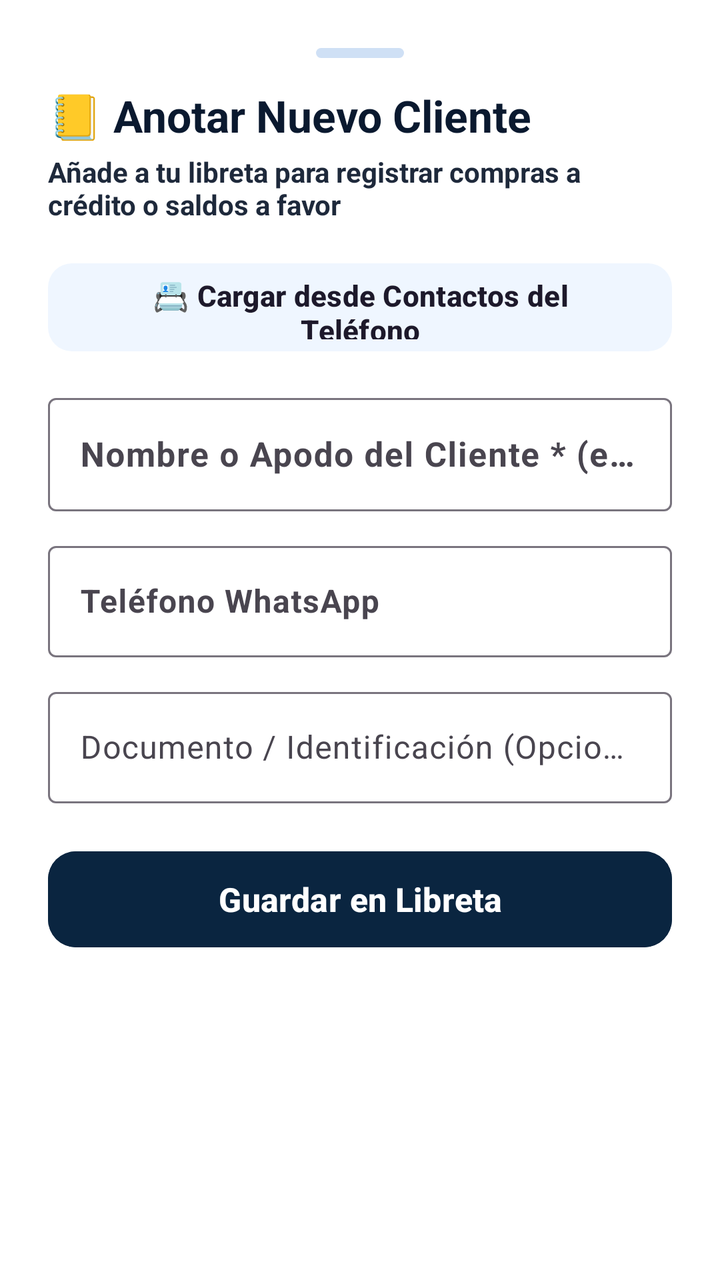
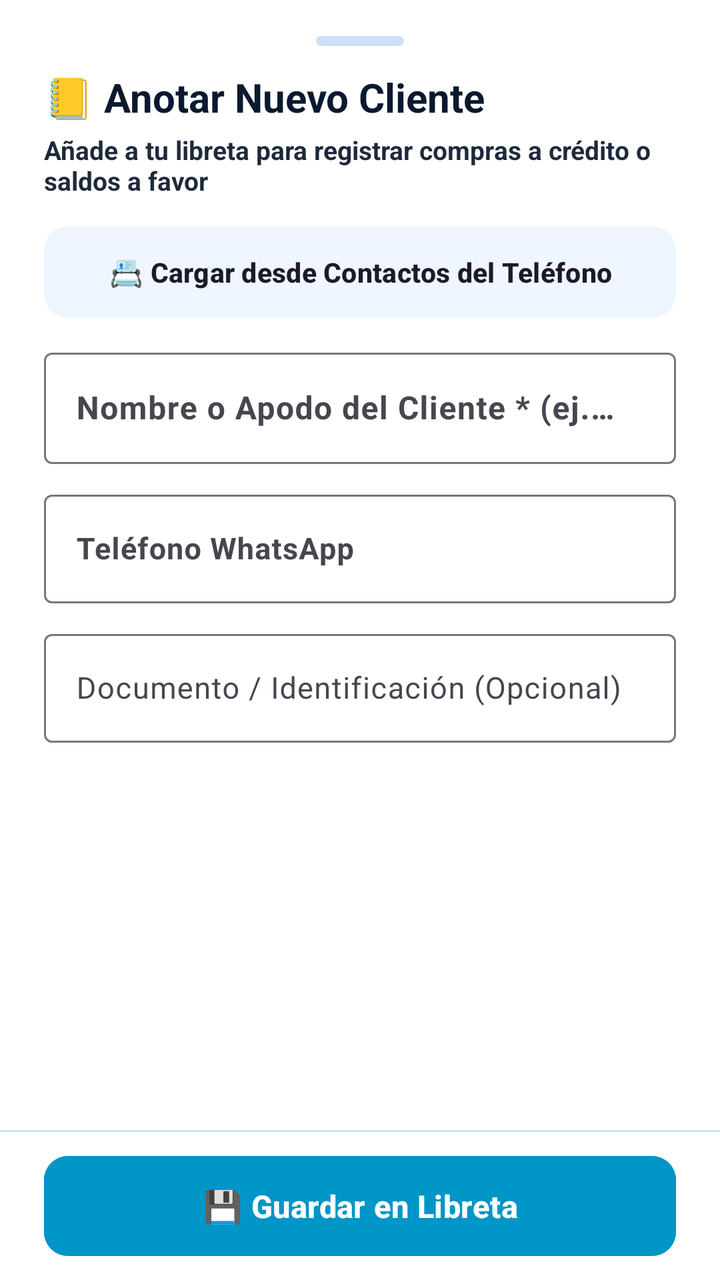

An Android layout rendered at two revisions. The XML below is the earlier revision; the diff shows what the commit changed to produce the second picture.
<!-- AndroidManifest.xml: application theme Theme.Zeasy -->
<!-- res/layout/dialog_add_debtor.xml -->
<?xml version="1.0" encoding="utf-8"?>
<LinearLayout xmlns:android="http://schemas.android.com/apk/res/android"
    xmlns:app="http://schemas.android.com/apk/res-auto"
    android:layout_width="match_parent"
    android:layout_height="wrap_content"
    android:orientation="vertical"
    android:padding="24dp"
    android:background="@color/surface">

    
    <View
        android:layout_width="44dp"
        android:layout_height="5dp"
        android:layout_gravity="center_horizontal"
        android:layout_marginBottom="14dp"
        android:background="@drawable/bg_badge_rounded"
        android:backgroundTint="@color/border" />

    <TextView
        android:layout_width="wrap_content"
        android:layout_height="wrap_content"
        android:text="📒 Anotar Nuevo Cliente"
        android:textStyle="bold"
        android:textColor="@color/text_primary"
        android:textSize="22sp" />

    <TextView
        android:layout_width="wrap_content"
        android:layout_height="wrap_content"
        android:layout_marginTop="4dp"
        android:text="Añade a tu libreta para registrar compras a crédito o saldos a favor"
        android:textColor="@color/text_secondary"
        android:textStyle="bold"
        android:textSize="14sp" />

    
    <com.google.android.material.button.MaterialButton
        android:id="@+id/btnPickContactNewDebtor"
        style="@style/Widget.Material3.Button.TonalButton"
        android:layout_width="match_parent"
        android:layout_height="52dp"
        android:layout_marginTop="16dp"
        android:text="📇 Cargar desde Contactos del Teléfono"
        android:textAllCaps="false"
        android:textSize="14.5sp"
        android:textStyle="bold"
        app:cornerRadius="12dp" />

    <com.google.android.material.textfield.TextInputLayout
        android:layout_width="match_parent"
        android:layout_height="wrap_content"
        android:layout_marginTop="14dp"
        android:hint="Nombre o Apodo del Cliente * (ej. Doña Carmen)">

        <com.google.android.material.textfield.TextInputEditText
            android:id="@+id/etNewDebtorName"
            android:layout_width="match_parent"
            android:layout_height="wrap_content"
            android:inputType="textPersonName|textCapWords"
            android:textColor="@color/text_primary"
            android:textSize="17sp"
            android:textStyle="bold" />
    </com.google.android.material.textfield.TextInputLayout>

    <com.google.android.material.textfield.TextInputLayout
        android:id="@+id/tilNewDebtorPhone"
        android:layout_width="match_parent"
        android:layout_height="wrap_content"
        android:layout_marginTop="12dp"
        android:hint="Teléfono WhatsApp">

        <com.google.android.material.textfield.TextInputEditText
            android:id="@+id/etNewDebtorPhone"
            android:layout_width="match_parent"
            android:layout_height="wrap_content"
            android:inputType="phone"
            android:textColor="@color/text_primary"
            android:textSize="16sp"
            android:textStyle="bold" />
    </com.google.android.material.textfield.TextInputLayout>

    <com.google.android.material.textfield.TextInputLayout
        android:id="@+id/tilNewDebtorId"
        android:layout_width="match_parent"
        android:layout_height="wrap_content"
        android:layout_marginTop="12dp"
        android:hint="Documento / Identificación (Opcional)">

        <com.google.android.material.textfield.TextInputEditText
            android:id="@+id/etNewDebtorId"
            android:layout_width="match_parent"
            android:layout_height="wrap_content"
            android:inputType="textCapCharacters"
            android:textColor="@color/text_primary"
            android:textSize="16sp" />
    </com.google.android.material.textfield.TextInputLayout>

    <com.google.android.material.button.MaterialButton
        android:id="@+id/btnSaveNewDebtor"
        android:layout_width="match_parent"
        android:layout_height="56dp"
        android:layout_marginTop="20dp"
        android:text="Guardar en Libreta"
        android:textAllCaps="false"
        android:textSize="16.5sp"
        android:textStyle="bold"
        app:cornerRadius="14dp"
        android:backgroundTint="@color/primary"
        android:textColor="@color/white" />

</LinearLayout>
<!-- resources referenced by this layout -->
<resources>
  <color name="border">#CFE0F5</color>
  <color name="primary">#0A2540</color>
  <color name="surface">#FFFFFF</color>
  <color name="text_primary">#0A192F</color>
  <color name="text_secondary">#1E293B</color>
  <color name="white">#FFFFFF</color>
  <!-- drawable bg_badge_rounded (drawable) -->
  <?xml version="1.0" encoding="utf-8"?>
  <shape xmlns:android="http://schemas.android.com/apk/res/android"
      android:shape="rectangle">
      <corners android:radius="12dp" />
      <solid android:color="@color/accent_blue" />
  </shape>
  <style name="Theme.Zeasy" parent="Theme.Material3.DayNight.NoActionBar">
          
          <item name="colorPrimary">@color/accent_green</item>
          <item name="colorPrimaryContainer">@color/accent_green_bg</item>
          <item name="colorOnPrimary">@color/white</item>
          <item name="colorSecondary">@color/accent_blue</item>
          <item name="colorSecondaryContainer">@color/accent_blue_bg</item>
  
          
          <item name="android:colorBackground">@color/background</item>
  
          
          <item name="android:textColor">@color/text_primary</item>
  
          
          <item name="bottomNavigationStyle">@style/Widget.Zeasy.BottomNavigationView</item>
      </style>
  <color name="accent_blue">#0052FF</color>
  <color name="accent_green">#00875A</color>
  <color name="accent_green_bg">#E3FCEF</color>
  <color name="accent_blue_bg">#EFF6FF</color>
  <color name="background">#F4F8FC</color>
  <style name="Widget.Zeasy.BottomNavigationView" parent="Widget.Material3.BottomNavigationView">
          <item name="itemRippleColor">@color/accent_green_bg</item>
          <item name="android:background">@color/surface</item>
          <item name="itemIconTint">@color/nav_selector</item>
          <item name="itemTextColor">@color/nav_selector</item>
      </style>
</resources>

<!-- the commit's change to res/layout/dialog_add_debtor.xml (unified diff, before → after) -->
@@ -4,108 +4,150 @@
     android:layout_width="match_parent"
     android:layout_height="wrap_content"
     android:orientation="vertical"
-    android:padding="24dp"
     android:background="@color/surface">
 
-    
+    <androidx.core.widget.NestedScrollView
+        android:layout_width="match_parent"
+        android:layout_height="0dp"
+        android:layout_weight="1"
+        android:fillViewport="true">
+
+        <LinearLayout
+            android:layout_width="match_parent"
+            android:layout_height="wrap_content"
+            android:orientation="vertical"
+            android:paddingHorizontal="22dp"
+            android:paddingTop="18dp"
+            android:paddingBottom="12dp">
+
+            
+            <View
+                android:layout_width="44dp"
+                android:layout_height="5dp"
+                android:layout_gravity="center_horizontal"
+                android:layout_marginBottom="12dp"
+                android:background="@drawable/bg_badge_rounded"
+                android:backgroundTint="@color/border" />
+
+            <TextView
+                android:layout_width="wrap_content"
+                android:layout_height="wrap_content"
+                android:text="📒 Anotar Nuevo Cliente"
+                android:textStyle="bold"
+                android:textColor="@color/text_primary"
+                android:textSize="20sp" />
+
+            <TextView
+                android:layout_width="wrap_content"
+                android:layout_height="wrap_content"
+                android:layout_marginTop="4dp"
+                android:text="Añade a tu libreta para registrar compras a crédito o saldos a favor"
+                android:textColor="@color/text_secondary"
+                android:textStyle="bold"
+                android:textSize="13sp" />
+
+            
+            <com.google.android.material.button.MaterialButton
+                android:id="@+id/btnPickContactNewDebtor"
+                style="@style/Widget.Material3.Button.TonalButton"
+                android:layout_width="match_parent"
+                android:layout_height="46dp"
+                android:layout_marginTop="14dp"
+                android:text="📇 Cargar desde Contactos del Teléfono"
+                android:textAllCaps="false"
+                android:textSize="13.5sp"
+                android:textStyle="bold"
+                android:singleLine="true"
+                android:maxLines="1"
+                android:ellipsize="end"
+                android:insetTop="0dp"
+                android:insetBottom="0dp"
+                app:cornerRadius="12dp" />
+
+            <com.google.android.material.textfield.TextInputLayout
+                android:layout_width="match_parent"
+                android:layout_height="wrap_content"
+                android:layout_marginTop="12dp"
+                android:hint="Nombre o Apodo del Cliente * (ej. Doña Carmen)">
+
+                <com.google.android.material.textfield.TextInputEditText
+                    android:id="@+id/etNewDebtorName"
+                    android:layout_width="match_parent"
+                    android:layout_height="wrap_content"
+                    android:inputType="textPersonName|textCapWords"
+                    android:imeOptions="actionNext"
+                    android:textColor="@color/text_primary"
+                    android:textSize="16sp"
+                    android:textStyle="bold" />
+            </com.google.android.material.textfield.TextInputLayout>
+
+            <com.google.android.material.textfield.TextInputLayout
+                android:id="@+id/tilNewDebtorPhone"
+                android:layout_width="match_parent"
+                android:layout_height="wrap_content"
+                android:layout_marginTop="10dp"
+                android:hint="Teléfono WhatsApp">
+
+                <com.google.android.material.textfield.TextInputEditText
+                    android:id="@+id/etNewDebtorPhone"
+                    android:layout_width="match_parent"
+                    android:layout_height="wrap_content"
+                    android:inputType="phone"
+                    android:imeOptions="actionNext"
+                    android:textColor="@color/text_primary"
+                    android:textSize="15sp"
+                    android:textStyle="bold" />
+            </com.google.android.material.textfield.TextInputLayout>
+
+            <com.google.android.material.textfield.TextInputLayout
+                android:id="@+id/tilNewDebtorId"
+                android:layout_width="match_parent"
+                android:layout_height="wrap_content"
+                android:layout_marginTop="10dp"
+                android:hint="Documento / Identificación (Opcional)">
+
+                <com.google.android.material.textfield.TextInputEditText
+                    android:id="@+id/etNewDebtorId"
+                    android:layout_width="match_parent"
+                    android:layout_height="wrap_content"
+                    android:inputType="textCapCharacters"
+                    android:imeOptions="actionDone"
+                    android:textColor="@color/text_primary"
+                    android:textSize="15sp" />
+            </com.google.android.material.textfield.TextInputLayout>
+        </LinearLayout>
+    </androidx.core.widget.NestedScrollView>
+
     <View
-        android:layout_width="44dp"
-        android:layout_height="5dp"
-        android:layout_gravity="center_horizontal"
-        android:layout_marginBottom="14dp"
-        android:background="@drawable/bg_badge_rounded"
-        android:backgroundTint="@color/border" />
-
-    <TextView
-        android:layout_width="wrap_content"
-        android:layout_height="wrap_content"
-        android:text="📒 Anotar Nuevo Cliente"
-        android:textStyle="bold"
-        android:textColor="@color/text_primary"
-        android:textSize="22sp" />
-
-    <TextView
-        android:layout_width="wrap_content"
-        android:layout_height="wrap_content"
-        android:layout_marginTop="4dp"
-        android:text="Añade a tu libreta para registrar compras a crédito o saldos a favor"
-        android:textColor="@color/text_secondary"
-        android:textStyle="bold"
-        android:textSize="14sp" />
+        android:layout_width="match_parent"
+        android:layout_height="1dp"
+        android:background="@color/border" />
 
     
-    <com.google.android.material.button.MaterialButton
-        android:id="@+id/btnPickContactNewDebtor"
-        style="@style/Widget.Material3.Button.TonalButton"
-        android:layout_width="match_parent"
-        android:layout_height="52dp"
-        android:layout_marginTop="16dp"
-        android:text="📇 Cargar desde Contactos del Teléfono"
-        android:textAllCaps="false"
-        android:textSize="14.5sp"
-        android:textStyle="bold"
-        app:cornerRadius="12dp" />
-
-    <com.google.android.material.textfield.TextInputLayout
+    <LinearLayout
         android:layout_width="match_parent"
         android:layout_height="wrap_content"
-        android:layout_marginTop="14dp"
-        android:hint="Nombre o Apodo del Cliente * (ej. Doña Carmen)">
+        android:orientation="horizontal"
+        android:paddingHorizontal="22dp"
+        android:paddingVertical="12dp"
+        android:background="@color/surface">
 
-        <com.google.android.material.textfield.TextInputEditText
-            android:id="@+id/etNewDebtorName"
+        <com.google.android.material.button.MaterialButton
+            android:id="@+id/btnSaveNewDebtor"
             android:layout_width="match_parent"
-            android:layout_height="wrap_content"
-            android:inputType="textPersonName|textCapWords"
-            android:textColor="@color/text_primary"
-            android:textSize="17sp"
-            android:textStyle="bold" />
-    </com.google.android.material.textfield.TextInputLayout>
-
-    <com.google.android.material.textfield.TextInputLayout
-        android:id="@+id/tilNewDebtorPhone"
-        android:layout_width="match_parent"
-        android:layout_height="wrap_content"
-        android:layout_marginTop="12dp"
-        android:hint="Teléfono WhatsApp">
-
-        <com.google.android.material.textfield.TextInputEditText
-            android:id="@+id/etNewDebtorPhone"
-            android:layout_width="match_parent"
-            android:layout_height="wrap_content"
-            android:inputType="phone"
-            android:textColor="@color/text_primary"
-            android:textSize="16sp"
-            android:textStyle="bold" />
-    </com.google.android.material.textfield.TextInputLayout>
-
-    <com.google.android.material.textfield.TextInputLayout
-        android:id="@+id/tilNewDebtorId"
-        android:layout_width="match_parent"
-        android:layout_height="wrap_content"
-        android:layout_marginTop="12dp"
-        android:hint="Documento / Identificación (Opcional)">
-
-        <com.google.android.material.textfield.TextInputEditText
-            android:id="@+id/etNewDebtorId"
-            android:layout_width="match_parent"
-            android:layout_height="wrap_content"
-            android:inputType="textCapCharacters"
-            android:textColor="@color/text_primary"
-            android:textSize="16sp" />
-    </com.google.android.material.textfield.TextInputLayout>
-
-    <com.google.android.material.button.MaterialButton
-        android:id="@+id/btnSaveNewDebtor"
-        android:layout_width="match_parent"
-        android:layout_height="56dp"
-        android:layout_marginTop="20dp"
-        android:text="Guardar en Libreta"
-        android:textAllCaps="false"
-        android:textSize="16.5sp"
-        android:textStyle="bold"
-        app:cornerRadius="14dp"
-        android:backgroundTint="@color/primary"
-        android:textColor="@color/white" />
+            android:layout_height="50dp"
+            android:text="💾 Guardar en Libreta"
+            android:textAllCaps="false"
+            android:textSize="15.5sp"
+            android:textStyle="bold"
+            android:singleLine="true"
+            android:maxLines="1"
+            android:ellipsize="end"
+            android:insetTop="0dp"
+            android:insetBottom="0dp"
+            app:cornerRadius="12dp"
+            android:backgroundTint="@color/accent_cyan"
+            android:textColor="@color/white" />
+    </LinearLayout>
 
 </LinearLayout>
<!-- resource entries referenced after the edit -->
@@ -1,7 +1,7 @@
 <!-- resources referenced by this layout -->
 <resources>
+  <color name="accent_cyan">#0096C7</color>
   <color name="border">#CFE0F5</color>
-  <color name="primary">#0A2540</color>
   <color name="surface">#FFFFFF</color>
   <color name="text_primary">#0A192F</color>
   <color name="text_secondary">#1E293B</color>
